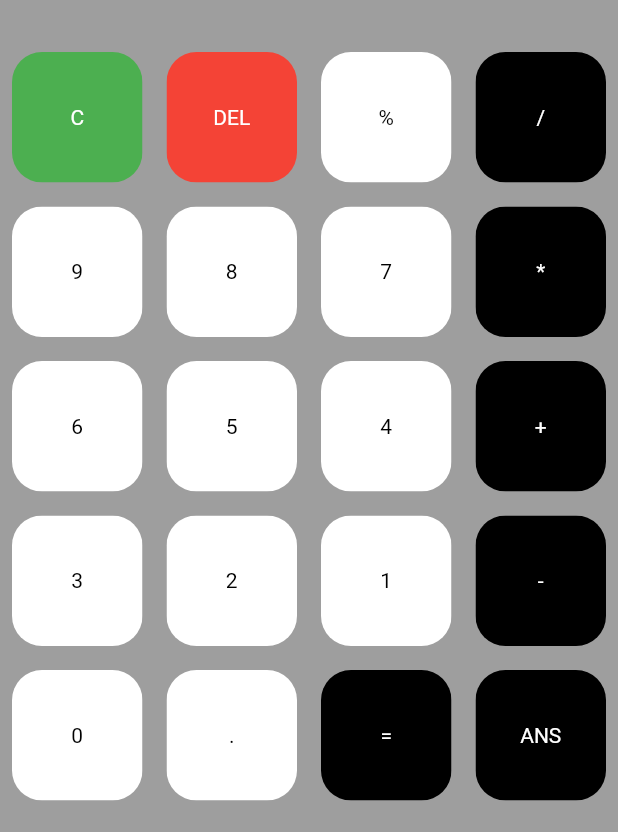
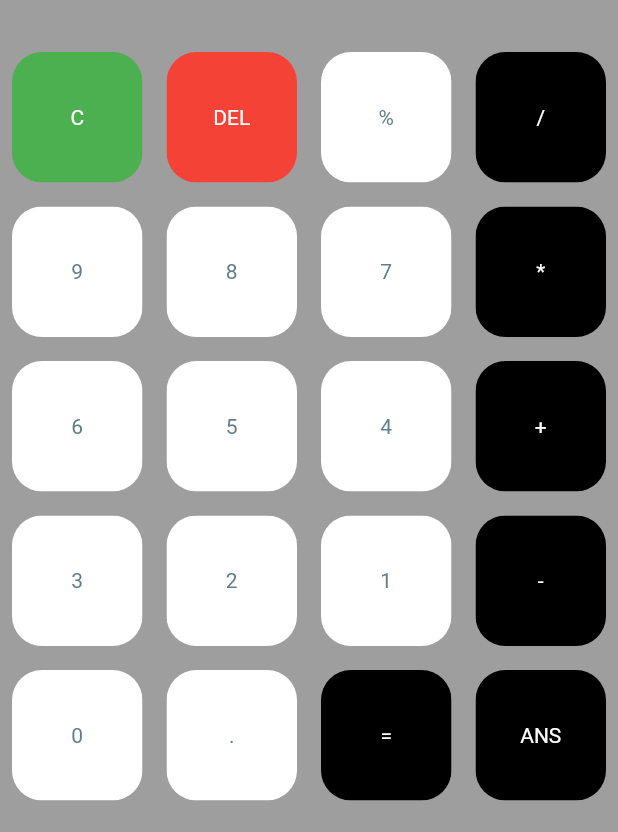
Before and after one commit to wh1z57/calculator, a Flutter app: the screen it shows after launch, on a phone screen of 412 x 824 dp. Shown: the part 372-1204 px from the top of the screen. Run offline on Flutter 3.47's test engine with Material 2 defaults, Android fonts, the phone set to English and light mode, and no system bars.

Commit message:
'UI changes'

```diff
--- a/lib/main.dart
+++ b/lib/main.dart
@@ -119,7 +119,7 @@ class _MyHomePageState extends State<MyHomePage> {
                     return MyButton(
                       buttonText: buttons[index],
                       color: Colors.white,
-                      textcolor: Colors.black,
+                      textcolor: Colors.blueGrey,
                     );
                   }),
             ),
```
